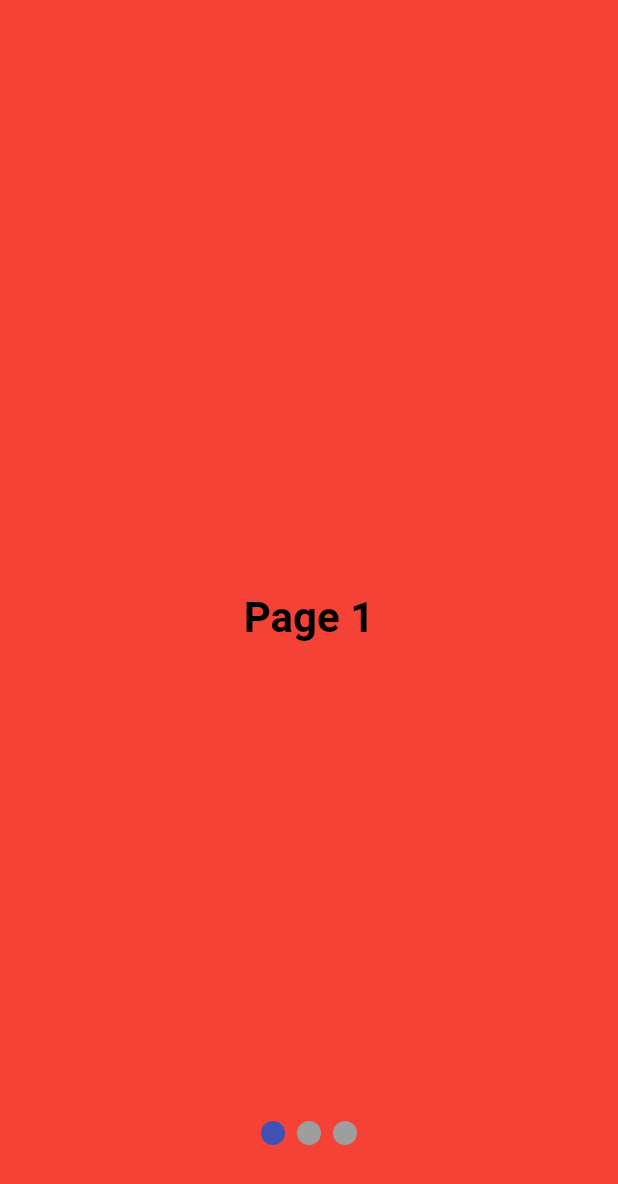
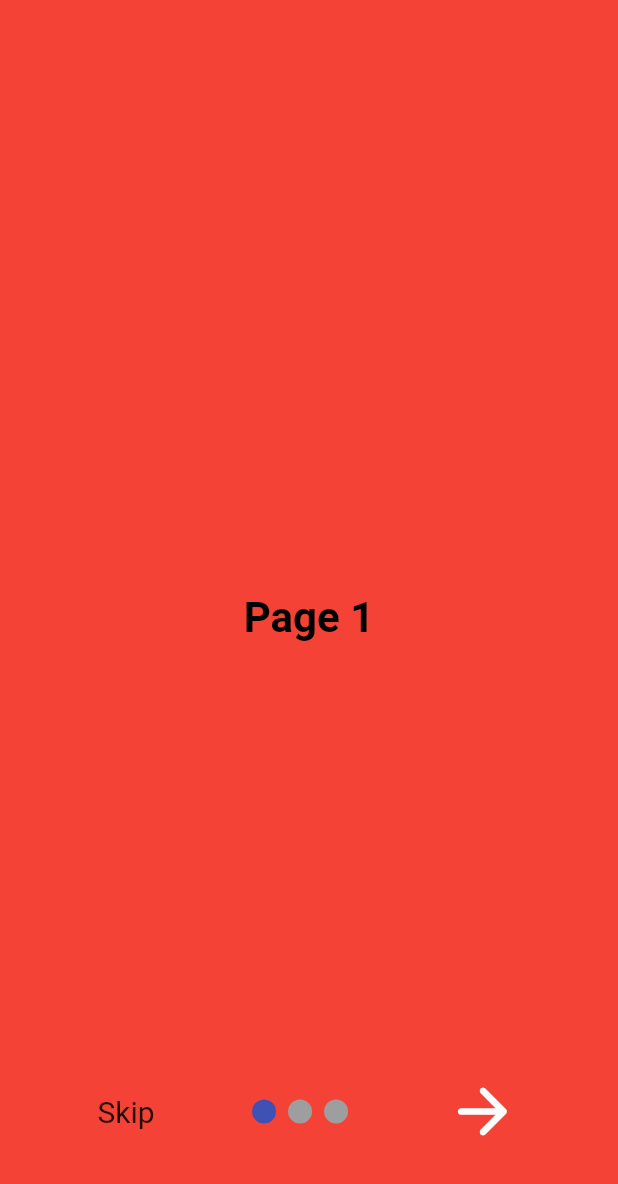
Before and after one commit to bharath12321/MSD-WalletAPP, a Flutter app: the screen it shows after launch, on a phone screen of 412 x 824 dp. Shown: the top 1184 px of the screen. Run offline on Flutter 3.47's test engine with Material 2 defaults, Android fonts, the phone set to English and light mode, and no system bars; drawn by our look-alikes of smooth_page_indicator; our stand-ins replace firebase_core, google_fonts; accounts and stored records are empty.

Commit message:
intro screens lead to log in page

```diff
--- a/lib/View/IntroScreens/introPage3.dart
+++ b/lib/View/IntroScreens/introPage3.dart
@@ -6,7 +6,7 @@ class IntroPage3 extends StatelessWidget {
   @override
   Widget build(BuildContext context) {
     return Container(
-      color: Colors.yellowAccent,
+      color: Colors.deepPurple,
       child: Center(
         child: Text(
           'Page 3',
--- /dev/null
+++ b/lib/View/introScreen.dart
@@ -0,0 +1,89 @@
+import 'package:flutter/material.dart';
+import 'package:google_fonts/google_fonts.dart';
+import 'package:mobile_wallet_app/View/IntroScreens/introPage1.dart';
+import 'package:mobile_wallet_app/View/IntroScreens/introPage2.dart';
+import 'package:mobile_wallet_app/View/IntroScreens/introPage3.dart';
+import 'package:mobile_wallet_app/View/logInPage.dart';
+import 'package:mobile_wallet_app/View/registerPage.dart';
+import 'package:smooth_page_indicator/smooth_page_indicator.dart';
+
+class IntroPage extends StatefulWidget {
+  const IntroPage({Key? key}) : super(key: key);
+
+  @override
+  State<IntroPage> createState() => IntroPageState();
+}
+
+class IntroPageState extends State<IntroPage> {
+  //pageController to keep track of page
+  PageController pageController = PageController();
+
+  //check last page
+  bool lastPage = false;
+
+  @override
+  Widget build(BuildContext context) {
+    return Scaffold(
+        backgroundColor: Colors.black,
+        body: Stack(children: [
+          PageView(
+            controller: pageController,
+            onPageChanged: (index){
+              setState(() {
+                lastPage = (index == 2);
+              });
+            },
+            children: [
+              IntroPage1(),
+              IntroPage2(),
+              IntroPage3(),
+            ],
+          ),
+          //dot indicator
+          Container(
+              alignment: Alignment(0, 0.85),
+              child: Row(
+                mainAxisAlignment: MainAxisAlignment.spaceEvenly,
+                children: [
+                  //skip button
+                  GestureDetector(
+                    onTap: (){
+                      pageController.jumpToPage(2);
+                      },
+                    child: Text(
+                      'Skip',
+                      style: TextStyle(
+                        fontSize: 20.0,
+                      ),
+                    ),
+                  ),
+                  //dot indicator
+                  SmoothPageIndicator(
+                    controller: pageController,
+                    count: 3,
+                  ),
+                  //next or done button
+                  lastPage ?
+                  GestureDetector(
+                    onTap: (){
+                      Navigator.push(context,
+                        MaterialPageRoute(builder: (context){
+                          return LogInPage();
+                      } ));
+                    },
+                    child: const Icon(Icons.check,
+                        color: Colors.white, size: 50.0
+                    ),
+                  ) :GestureDetector(
+                      onTap: (){
+                        pageController.nextPage(duration: Duration(milliseconds: 250), curve: Curves.easeIn);
+                    },
+                    child: Icon(Icons.arrow_forward_rounded,
+                        color: Colors.white, size: 50.0
+                    ),
+                  ),
+                ],
+              )),
+        ]));
+  }
+}
--- a/lib/View/newUserPage.dart
+++ /dev/null
@@ -1,47 +0,0 @@
-import 'package:flutter/material.dart';
-import 'package:google_fonts/google_fonts.dart';
-import 'package:mobile_wallet_app/View/IntroScreens/introPage1.dart';
-import 'package:mobile_wallet_app/View/IntroScreens/introPage2.dart';
-import 'package:mobile_wallet_app/View/IntroScreens/introPage3.dart';
-import 'package:mobile_wallet_app/View/registerPage.dart';
-import 'package:smooth_page_indicator/smooth_page_indicator.dart';
-
-class NewUserPage extends StatefulWidget{
-  const NewUserPage({Key? key}) : super (key : key);
-
-  @override
-  State<NewUserPage> createState() => NewUserPageState();
-}
-
-class NewUserPageState extends State<NewUserPage> {
-
-  //pageController to keep track of page
-  PageController pageController = PageController();
-
-  @override
-  Widget build(BuildContext context){
-    return Scaffold(
-      backgroundColor: Colors.black,
-      body: Stack(
-        children: [
-          PageView(
-            controller: pageController,
-            children: [
-              IntroPage1(),
-              IntroPage2(),
-              IntroPage3(),
-            ],
-          ),
-          //dot indicator
-          Container(
-              alignment: Alignment(0,0.85),
-              child: SmoothPageIndicator(
-                  controller: pageController,
-                  count: 3,
-
-              )),
-        ]
-      )
-    );
-  }
-}
--- a/lib/main.dart
+++ b/lib/main.dart
@@ -1,5 +1,5 @@
 import 'package:flutter/material.dart';
-import 'package:mobile_wallet_app/View/newUserPage.dart';
+import 'package:mobile_wallet_app/View/introScreen.dart';
 import 'package:mobile_wallet_app/View/registerPage.dart';
 import 'View/logInPage.dart';
 import 'package:firebase_core/firebase_core.dart';
@@ -19,7 +19,7 @@ class Home extends StatelessWidget {
   Widget build(BuildContext context) {
     return const MaterialApp(
       debugShowCheckedModeBanner: false,
-      home: NewUserPage(),
+      home: IntroPage(),
     );
   }
 }
```
